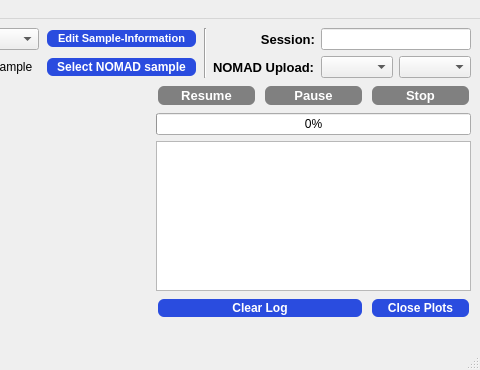
First picture: the form in nomad_camels/gui/mainWindow_v2.ui, repository FAU-LAP/NOMAD-CAMELS, before the edit; both pictures show x 603 to 1083 and y 0 to 370 of the 1083 by 370 pixel window.
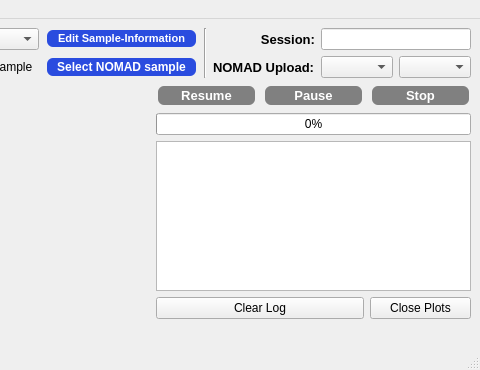
Second picture: the form after the edit. Icons and pictures are not drawn. Custom widgets are drawn as their Qt base class.

Commit message: removed style sheet from some buttons

Patch:
```diff
--- a/nomad_camels/gui/mainWindow_v2.ui
+++ b/nomad_camels/gui/mainWindow_v2.ui
@@ -31,22 +31,7 @@
     <item row="8" column="9" colspan="2">
      <widget class="QPushButton" name="pushButton_clear_log">
       <property name="styleSheet">
-       <string notr="true">QPushButton {
-        background-color: #2a4cdf;
-        color: white;
-        border: none;
-        padding: 2px 10px;
-        text-align: center;
-        text-decoration: none;
-        font-size: 12px;
-        margin: 2px 2px;
-        border-radius: 6px;
-        font-weight: bold;
-    }
-
-    QPushButton:hover {
-        background-color: #1a3cbf;
-    }</string>
+       <string notr="true"/>
       </property>
       <property name="text">
        <string>Clear Log</string>
@@ -852,22 +837,7 @@
     <item row="8" column="11">
      <widget class="QPushButton" name="pushButton_close_plots">
       <property name="styleSheet">
-       <string notr="true">QPushButton {
-        background-color: #2a4cdf;
-        color: white;
-        border: none;
-        padding: 2px 10px;
-        text-align: center;
-        text-decoration: none;
-        font-size: 12px;
-        margin: 2px 2px;
-        border-radius: 6px;
-        font-weight: bold;
-    }
-
-    QPushButton:hover {
-        background-color: #1a3cbf;
-    }</string>
+       <string notr="true"/>
       </property>
       <property name="text">
        <string>Close Plots</string>
```
Left out of the diff: 4 changed lines with no effect on the pictures. The commit also changes 3 other files.
